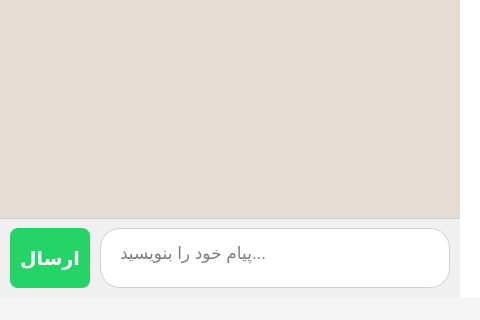
Amin4424/ChatApp, file Features/Chat/ServerChatWindow.ui: the form before one commit; both pictures show x 0 to 480 and y 380 to 700 of the 1000 by 700 pixel window.
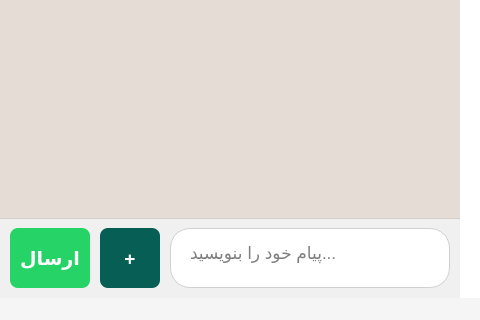
The form after the commit.

The edit to the form file:
```diff
--- a/Features/Chat/ServerChatWindow.ui
+++ b/Features/Chat/ServerChatWindow.ui
@@ -213,6 +213,41 @@
             </property>
            </widget>
           </item>
+          <item>
+           <widget class="QPushButton" name="sendFileBtn">
+            <property name="minimumSize">
+             <size>
+              <width>60</width>
+              <height>60</height>
+             </size>
+            </property>
+            <property name="maximumSize">
+             <size>
+              <width>60</width>
+              <height>60</height>
+             </size>
+            </property>
+            <property name="styleSheet">
+             <string notr="true">QPushButton {
+    background-color: #075e54;
+    color: white;
+    border: none;
+    border-radius: 8px;
+    font-size: 14pt;
+    font-weight: bold;
+}
+QPushButton:hover {
+    background-color: #0a7c6f;
+}
+QPushButton:pressed {
+    background-color: #055346;
+}</string>
+            </property>
+            <property name="text">
+             <string>+</string>
+            </property>
+           </widget>
+          </item>
           <item>
            <widget class="QTextEdit" name="typeMessageTxt">
             <property name="minimumSize">
```
